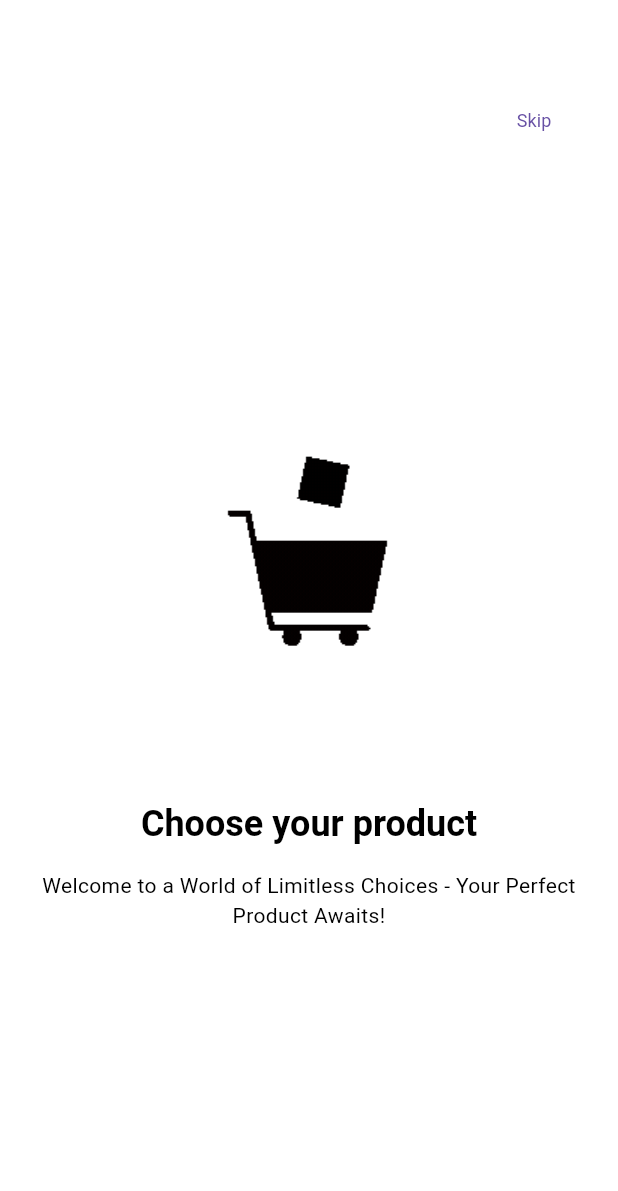
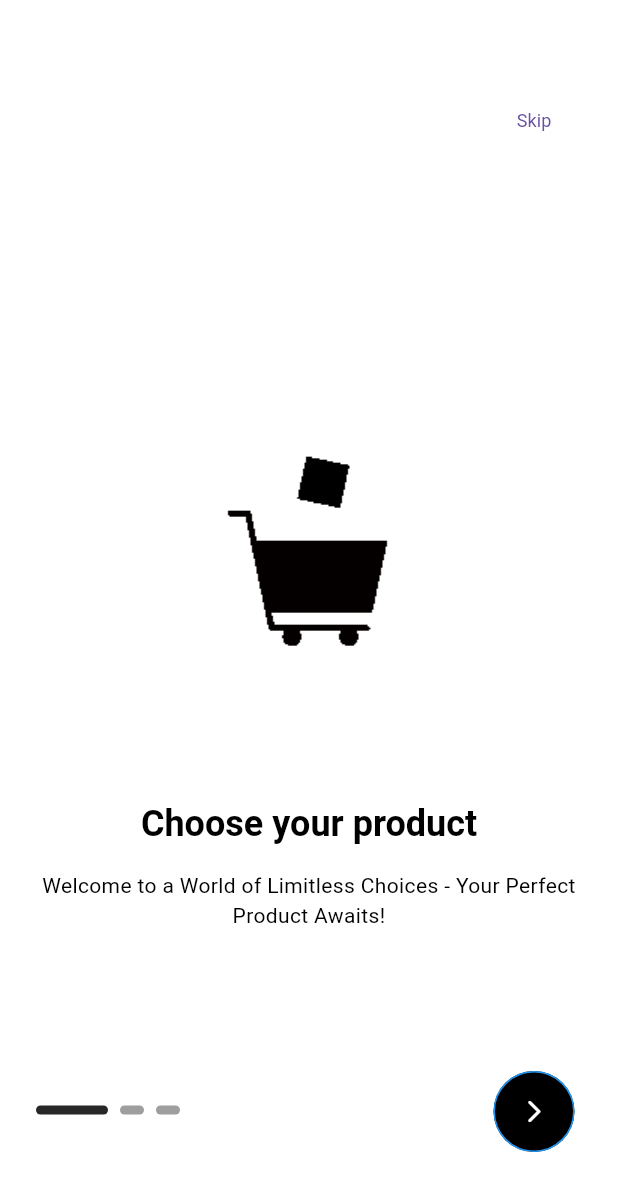
Before and after one commit to LINDEX171/pcd, a Flutter app: the screen it shows after launch, on a phone screen of 412 x 824 dp. Shown: the top 1191 px of the screen. Run offline on Flutter 3.47's test engine with Material 3 defaults, Android fonts, the phone set to English and light mode, and no system bars; drawn by our look-alikes of smooth_page_indicator; our stand-ins replace get; Roboto replaces fonts that are missing (Poppins).

Commit message:
full onboarding done

```diff
--- /dev/null
+++ b/lib/features/controllers/onboarding_controller.dart
@@ -0,0 +1,39 @@
+import 'package:flutter/cupertino.dart';
+import 'package:get/get.dart';
+
+class OnBoardingController extends GetxController{
+
+  static OnBoardingController get instance => Get.find();
+
+  ///variable
+  final pagecontroller = PageController();
+  Rx<int>  currentPageIndex = 0.obs;
+
+   ///update current index when page scroll
+  void updatePageIndicator(index) => currentPageIndex.value = index;
+
+  ///jump to the specific dot selected page
+  void dotNavigationClick(index){
+    currentPageIndex.value = index;
+    pagecontroller.jumpToPage(index);
+    // pagecontroller.jumpTo(index.toDouble());
+  }
+
+  ///update Current index & jump to next page
+  void nextPage(){
+     if(currentPageIndex==2){
+       // Get.to(LoginScreen());
+     }else{
+       int page = currentPageIndex.value + 1;
+       pagecontroller.jumpToPage(page);
+     }
+  }
+
+  ///update current index & jump to the last page
+  void skipPage(){
+    currentPageIndex.value = 2 ;
+    pagecontroller.jumpToPage(2);
+  }
+
+
+}
--- a/lib/features/screens/onboarding/onboarding.dart
+++ b/lib/features/screens/onboarding/onboarding.dart
@@ -1,27 +1,32 @@
 import 'package:flutter/material.dart';
+import 'package:pc/features/controllers/onboarding_controller.dart';
+import 'package:pc/features/screens/onboarding/widgets/onboarding_dot_navigation.dart';
+import 'package:pc/features/screens/onboarding/widgets/onboarding_next_button.dart';
 import 'package:pc/features/screens/onboarding/widgets/onboarding_page.dart';
-import 'package:pc/features/screens/onboarding/widgets/skip_button_page.dart';
+import 'package:pc/features/screens/onboarding/widgets/onboarding_skip_button_page.dart';
 import 'package:pc/utils/constants/image_strings.dart';
 import 'package:pc/utils/constants/sizes.dart';
 import 'package:pc/utils/constants/text_strings.dart';
 import 'package:pc/utils/device/device_utility.dart';
+import 'package:get/get.dart';
+
+import 'package:smooth_page_indicator/smooth_page_indicator.dart';
 
 class OnBoardingScreen extends StatelessWidget {
   const OnBoardingScreen({super.key});
 
   @override
   Widget build(BuildContext context) {
+    final controller =Get.put(OnBoardingController());
     return Scaffold(
       body: Stack(
         children: [
 
-
-          //skip button onboarding
-          SkipButton(),
-
-
-          //onboarding page
+          ///onboarding page
           PageView(
+            controller: controller.pagecontroller,
+            /// no needed to use if you use controller
+            onPageChanged: controller.updatePageIndicator,
             children: const [
               OnBoardingPage(
                 title: TTexts.onBoardingTitle1,
@@ -39,9 +44,16 @@ class OnBoardingScreen extends StatelessWidget {
                 subtitle: TTexts.onBoardingSubTitle3,
               )
             ],
-          )
+          ),
 
-          //
+          ///onboarding dot navigation
+          const OnBoardingDotNavigation(),
+
+
+          ///skip button onboarding
+          const OnBoardingSkip(),
+          /// Circular button
+          const OnBoardingNextButton(),
         ],
       ),
     );
--- /dev/null
+++ b/lib/features/screens/onboarding/widgets/onboarding_dot_navigation.dart
@@ -0,0 +1,31 @@
+import 'package:pc/features/controllers/onboarding_controller.dart';
+import 'package:pc/utils/constants/colors.dart';
+import 'package:pc/utils/constants/sizes.dart';
+import 'package:pc/utils/device/device_utility.dart';
+import 'package:pc/utils/helpers/helper_functions.dart';
+import 'package:flutter/material.dart';
+import 'package:smooth_page_indicator/smooth_page_indicator.dart';
+
+class OnBoardingDotNavigation extends StatelessWidget {
+  const OnBoardingDotNavigation({
+    super.key,
+  });
+
+  @override
+  Widget build(BuildContext context) {
+    final controller = OnBoardingController.instance;
+    final dark = THelperFunctions.isDarkMode(context);
+    return Positioned(
+        bottom: TDeviceUtils.getBottomNavigationBarHeight() + 25,
+        left: TSizes.defaultSpace,
+        child: SmoothPageIndicator(
+          onDotClicked: (index) => OnBoardingController.instance.dotNavigationClick(index),
+          effect: ExpandingDotsEffect(
+              activeDotColor: dark ? TColors.white : TColors.dark,
+              dotHeight: 6),
+          controller: controller.pagecontroller,
+          // onDotClicked: controller.dotNavigationClick,
+          count: 3,
+        ));
+  }
+}
--- /dev/null
+++ b/lib/features/screens/onboarding/widgets/onboarding_next_button.dart
@@ -0,0 +1,29 @@
+import 'package:flutter/material.dart';
+import 'package:pc/features/controllers/onboarding_controller.dart';
+import 'package:pc/utils/constants/colors.dart';
+import 'package:pc/utils/constants/sizes.dart';
+import 'package:pc/utils/device/device_utility.dart';
+import 'package:pc/utils/helpers/helper_functions.dart';
+
+class OnBoardingNextButton extends StatelessWidget {
+  const OnBoardingNextButton({
+    super.key,
+  });
+
+  @override
+  Widget build(BuildContext context) {
+    final dark = THelperFunctions.isDarkMode(context);
+    return Positioned(
+      bottom: TDeviceUtils.getBottomNavigationBarHeight(),
+      right: TSizes.defaultSpace,
+      child: ElevatedButton(
+        onPressed: () => OnBoardingController.instance.nextPage(),
+          style: ElevatedButton.styleFrom(
+            shape: const CircleBorder(),
+            backgroundColor: dark ? TColors.primary : Colors.black,
+          ),
+
+          child: const Icon(Icons.arrow_forward_ios_rounded)),
+    );
+  }
+}
--- a/lib/features/screens/onboarding/widgets/skip_button_page.dart
+++ b/lib/features/screens/onboarding/widgets/onboarding_skip_button_page.dart
@@ -1,9 +1,10 @@
 import 'package:flutter/material.dart';
+import 'package:pc/features/controllers/onboarding_controller.dart';
 import 'package:pc/utils/constants/sizes.dart';
 import 'package:pc/utils/device/device_utility.dart';
 
-class SkipButton extends StatelessWidget {
-  const SkipButton({
+class OnBoardingSkip extends StatelessWidget {
+  const OnBoardingSkip({
     super.key,
   });
 
@@ -12,7 +13,9 @@ class SkipButton extends StatelessWidget {
     return Positioned(
       top: TDeviceUtils.getAppBarHeight(),
       right: TSizes.defaultSpace,
-      child: TextButton(onPressed: () {}, child: const Text("Skip")),
+      child: TextButton(onPressed: () {
+        return  OnBoardingController.instance.skipPage();
+      },  child: const Text("Skip")),
     );
   }
 }
```
